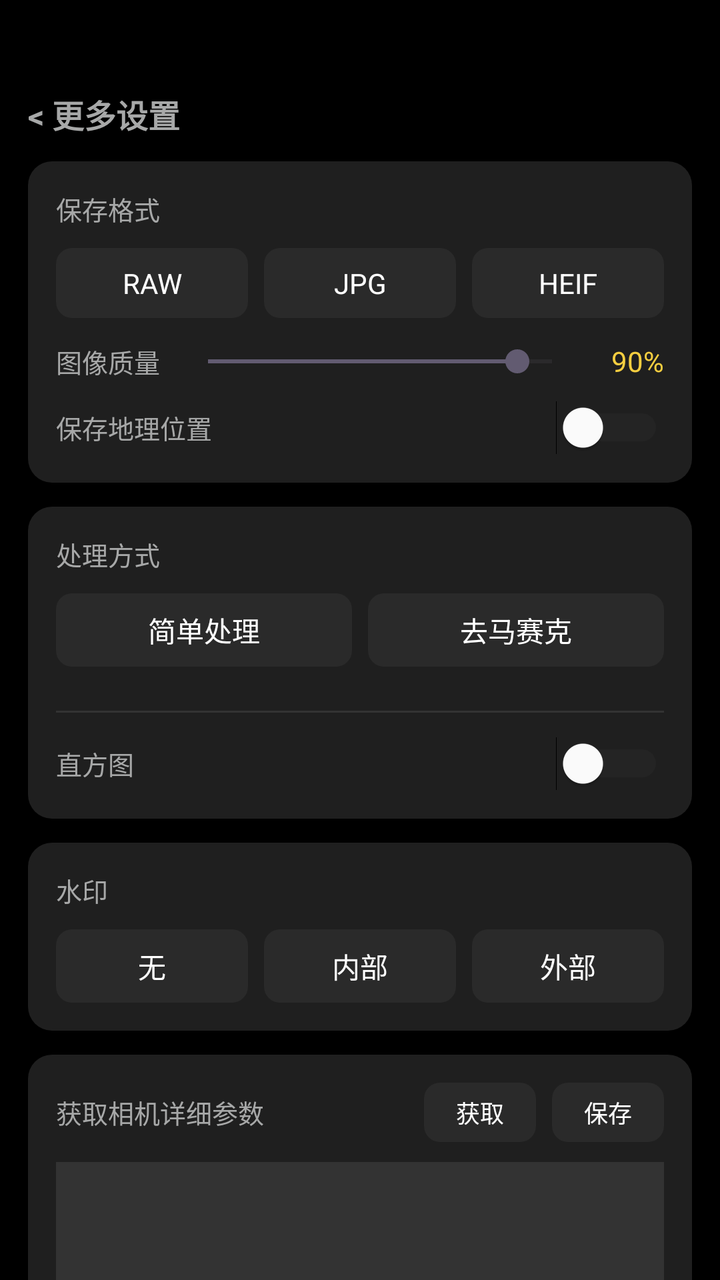
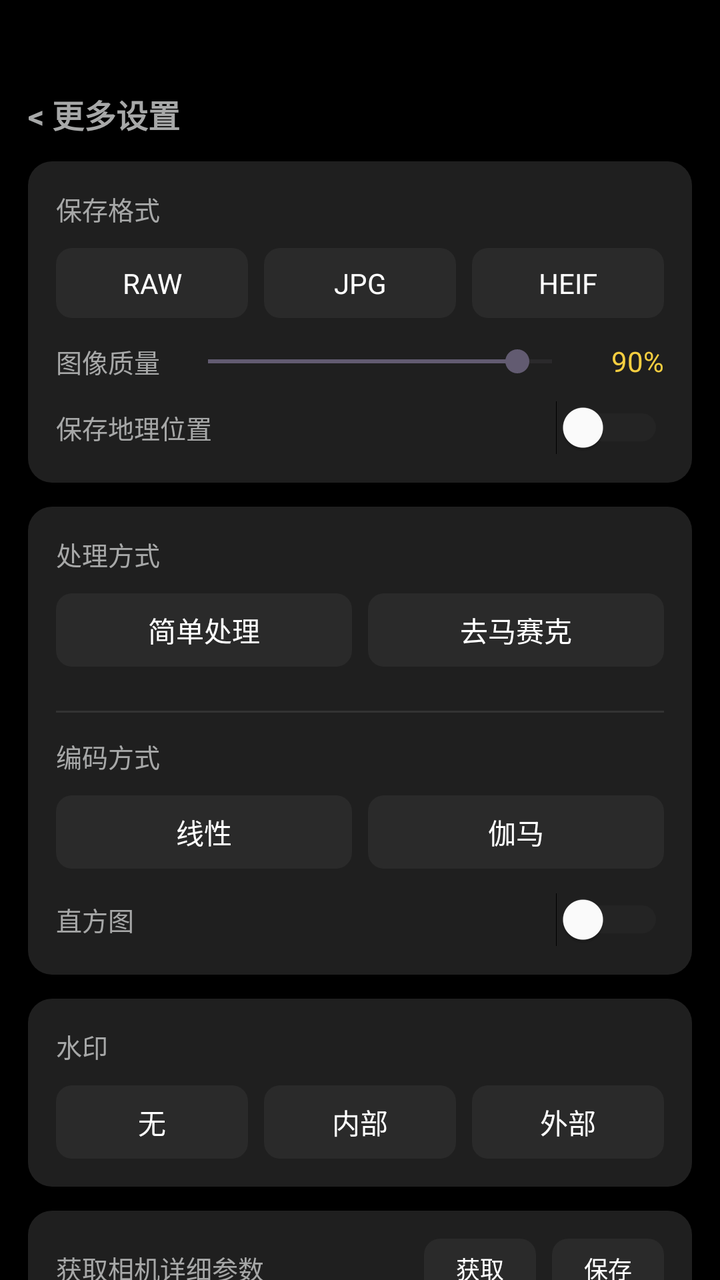

Screens rendered from an Android XML layout before and after an edit, with the pre-edit source and the edit as a unified diff.
<!-- AndroidManifest.xml: activity theme Theme.WCam -->
<!-- res/layout/activity_settings.xml -->
<?xml version="1.0" encoding="utf-8"?>
<LinearLayout xmlns:android="http://schemas.android.com/apk/res/android"
    xmlns:tools="http://schemas.android.com/tools"
    android:layout_width="match_parent"
    android:layout_height="match_parent"
    android:background="@color/settings_bg"
    android:orientation="vertical"
    android:paddingHorizontal="14dp">

    
    <View
        android:layout_width="match_parent"
        android:layout_height="100px" />

    
    <LinearLayout
        android:id="@+id/btn_back"
        android:layout_width="wrap_content"
        android:layout_height="wrap_content"
        android:orientation="horizontal"
        android:gravity="center_vertical"
        android:paddingVertical="12dp"
        android:clickable="true"
        android:focusable="true">
        <TextView
            android:layout_width="wrap_content"
            android:layout_height="wrap_content"
            android:text="&lt; 更多设置"
            android:textColor="@color/settings_text_main"
            android:textSize="16sp"
            android:textStyle="bold" />
    </LinearLayout>

    <ScrollView
        android:layout_width="match_parent"
        android:layout_height="match_parent"
        android:scrollbars="none">

        <LinearLayout
            android:layout_width="match_parent"
            android:layout_height="wrap_content"
            android:orientation="vertical"
            android:paddingBottom="40dp">

            
            <LinearLayout
                android:layout_width="match_parent"
                android:layout_height="wrap_content"
                android:background="@drawable/bg_settings_card"
                android:orientation="vertical"
                android:padding="14dp"
                android:layout_marginBottom="12dp">

                <TextView
                    android:layout_width="wrap_content"
                    android:layout_height="wrap_content"
                    android:text="保存格式"
                    android:textColor="@color/settings_text_main"
                    android:textSize="13sp"
                    android:layout_marginBottom="10dp" />

                <LinearLayout
                    android:layout_width="match_parent"
                    android:layout_height="wrap_content"
                    android:orientation="horizontal">
                    <TextView
                        android:id="@+id/chip_raw"
                        android:layout_width="0dp"
                        android:layout_height="wrap_content"
                        android:layout_weight="1"
                        android:background="@drawable/sl_settings_chip"
                        android:text="RAW"
                        android:textColor="@color/sl_settings_chip_text"
                        android:gravity="center"
                        android:paddingVertical="8dp"
                        android:layout_marginEnd="4dp"
                        android:clickable="true" />
                    <TextView
                        android:id="@+id/chip_jpg"
                        android:layout_width="0dp"
                        android:layout_height="wrap_content"
                        android:layout_weight="1"
                        android:background="@drawable/sl_settings_chip"
                        android:text="JPG"
                        android:textColor="@color/sl_settings_chip_text"
                        android:gravity="center"
                        android:paddingVertical="8dp"
                        android:layout_marginHorizontal="4dp"
                        android:clickable="true" />
                    <TextView
                        android:id="@+id/chip_heif"
                        android:layout_width="0dp"
                        android:layout_height="wrap_content"
                        android:layout_weight="1"
                        android:background="@drawable/sl_settings_chip"
                        android:text="HEIF"
                        android:textColor="@color/sl_settings_chip_text"
                        android:gravity="center"
                        android:paddingVertical="8dp"
                        android:layout_marginStart="4dp"
                        android:clickable="true" />
                </LinearLayout>

                <LinearLayout
                    android:id="@+id/layout_image_quality"
                    android:layout_width="match_parent"
                    android:layout_height="wrap_content"
                    android:orientation="horizontal"
                    android:gravity="center_vertical"
                    android:layout_marginTop="12dp">
                    <TextView
                        android:layout_width="wrap_content"
                        android:layout_height="wrap_content"
                        android:text="图像质量"
                        android:textColor="@color/settings_text_main"
                        android:textSize="13sp"
                        android:minWidth="60dp" />
                    <SeekBar
                        android:id="@+id/seekbar_quality"
                        android:layout_width="0dp"
                        android:layout_height="wrap_content"
                        android:layout_weight="1"
                        android:max="100"
                        android:progress="90" />
                    <TextView
                        android:id="@+id/tv_quality_val"
                        android:layout_width="wrap_content"
                        android:layout_height="wrap_content"
                        android:text="90%"
                        android:textColor="@color/settings_primary"
                        android:textSize="14sp"
                        android:minWidth="40dp"
                        android:gravity="end" />
                </LinearLayout>

                <LinearLayout
                    android:id="@+id/layout_location"
                    android:layout_width="match_parent"
                    android:layout_height="wrap_content"
                    android:orientation="horizontal"
                    android:gravity="center_vertical"
                    android:layout_marginTop="10dp">
                    <TextView
                        android:layout_width="0dp"
                        android:layout_height="wrap_content"
                        android:layout_weight="1"
                        android:text="保存地理位置"
                        android:textColor="@color/settings_text_main"
                        android:textSize="13sp" />
                    <Switch
                        android:id="@+id/switch_location"
                        android:layout_width="wrap_content"
                        android:layout_height="wrap_content"
                        android:thumbTint="@color/white"
                        android:trackTint="@drawable/sl_switch_track" />
                </LinearLayout>
            </LinearLayout>

            
            <LinearLayout
                android:id="@+id/card_algo"
                android:layout_width="match_parent"
                android:layout_height="wrap_content"
                android:background="@drawable/bg_settings_card"
                android:orientation="vertical"
                android:padding="14dp"
                android:layout_marginBottom="12dp">

                <TextView
                    android:layout_width="wrap_content"
                    android:layout_height="wrap_content"
                    android:text="处理方式"
                    android:textColor="@color/settings_text_main"
                    android:textSize="13sp"
                    android:layout_marginBottom="10dp" />

                <LinearLayout
                    android:layout_width="match_parent"
                    android:layout_height="wrap_content"
                    android:orientation="horizontal"
                    android:layout_marginBottom="10dp">
                    <TextView
                        android:id="@+id/seg_simple"
                        android:layout_width="0dp"
                        android:layout_height="wrap_content"
                        android:layout_weight="1"
                        android:background="@drawable/sl_settings_chip"
                        android:text="简单处理"
                        android:textColor="@color/sl_settings_chip_text"
                        android:gravity="center"
                        android:paddingVertical="8dp"
                        android:layout_marginEnd="4dp"
                        android:clickable="true" />
                    <TextView
                        android:id="@+id/seg_demosaic"
                        android:layout_width="0dp"
                        android:layout_height="wrap_content"
                        android:layout_weight="1"
                        android:background="@drawable/sl_settings_chip"
                        android:text="去马赛克"
                        android:textColor="@color/sl_settings_chip_text"
                        android:gravity="center"
                        android:paddingVertical="8dp"
                        android:layout_marginStart="4dp"
                        android:clickable="true" />
                </LinearLayout>

                <GridLayout
                    android:id="@+id/grid_algo_none"
                    android:layout_width="match_parent"
                    android:layout_height="wrap_content"
                    android:columnCount="4"
                    android:rowCount="1"
                    android:alignmentMode="alignBounds"
                    android:columnOrderPreserved="false">
                </GridLayout>

                <GridLayout
                    android:id="@+id/grid_algo_demosaic"
                    android:layout_width="match_parent"
                    android:layout_height="wrap_content"
                    android:columnCount="5"
                    android:rowCount="2"
                    android:alignmentMode="alignBounds"
                    android:columnOrderPreserved="false"
                    android:visibility="gone">
                </GridLayout>

                <View
                    android:layout_width="match_parent"
                    android:layout_height="1dp"
                    android:background="@color/settings_unselected_bg"
                    android:layout_marginTop="12dp" />

                <LinearLayout
                    android:layout_width="match_parent"
                    android:layout_height="wrap_content"
                    android:orientation="horizontal"
                    android:gravity="center_vertical"
                    android:layout_marginTop="12dp">
                    <TextView
                        android:layout_width="0dp"
                        android:layout_height="wrap_content"
                        android:layout_weight="1"
                        android:text="直方图"
                        android:textColor="@color/settings_text_main"
                        android:textSize="13sp" />
                    <Switch
                        android:id="@+id/switch_histogram"
                        android:layout_width="wrap_content"
                        android:layout_height="wrap_content"
                        android:thumbTint="@color/white"
                        android:trackTint="@drawable/sl_switch_track" />
                </LinearLayout>
            </LinearLayout>

            
            <LinearLayout
                android:id="@+id/card_watermark"
                android:layout_width="match_parent"
                android:layout_height="wrap_content"
                android:background="@drawable/bg_settings_card"
                android:orientation="vertical"
                android:padding="14dp"
                android:layout_marginBottom="12dp">
                <TextView
                    android:layout_width="wrap_content"
                    android:layout_height="wrap_content"
                    android:text="水印"
                    android:textColor="@color/settings_text_main"
                    android:textSize="13sp"
                    android:layout_marginBottom="10dp" />
                <LinearLayout
                    android:layout_width="match_parent"
                    android:layout_height="wrap_content"
                    android:orientation="horizontal">
                    <TextView
                        android:id="@+id/seg_wm_none"
                        android:layout_width="0dp"
                        android:layout_height="wrap_content"
                        android:layout_weight="1"
                        android:background="@drawable/sl_settings_chip"
                        android:text="无"
                        android:textColor="@color/sl_settings_chip_text"
                        android:gravity="center"
                        android:paddingVertical="8dp"
                        android:layout_marginEnd="4dp" />
                    <TextView
                        android:id="@+id/seg_wm_internal"
                        android:layout_width="0dp"
                        android:layout_height="wrap_content"
                        android:layout_weight="1"
                        android:background="@drawable/sl_settings_chip"
                        android:text="内部"
                        android:textColor="@color/sl_settings_chip_text"
                        android:gravity="center"
                        android:paddingVertical="8dp"
                        android:layout_marginHorizontal="4dp" />
                    <TextView
                        android:id="@+id/seg_wm_external"
                        android:layout_width="0dp"
                        android:layout_height="wrap_content"
                        android:layout_weight="1"
                        android:background="@drawable/sl_settings_chip"
                        android:text="外部"
                        android:textColor="@color/sl_settings_chip_text"
                        android:gravity="center"
                        android:paddingVertical="8dp"
                        android:layout_marginStart="4dp" />
                </LinearLayout>

                <LinearLayout
                    android:id="@+id/panel_wm_options"
                    android:layout_width="match_parent"
                    android:layout_height="wrap_content"
                    android:orientation="vertical"
                    android:visibility="gone">
                    
                    <LinearLayout
                        android:layout_width="match_parent"
                        android:layout_height="wrap_content"
                        android:orientation="horizontal"
                        android:layout_marginTop="12dp">
                        <TextView
                            android:id="@+id/chip_wm_time"
                            android:layout_width="0dp"
                            android:layout_height="wrap_content"
                            android:layout_weight="1"
                            android:background="@drawable/sl_settings_chip"
                            android:text="拍摄时间"
                            android:textColor="@color/sl_settings_chip_text"
                            android:gravity="center"
                            android:paddingVertical="8dp"
                            android:layout_marginEnd="4dp" />
                        <TextView
                            android:id="@+id/chip_wm_params"
                            android:layout_width="0dp"
                            android:layout_height="wrap_content"
                            android:layout_weight="1"
                            android:background="@drawable/sl_settings_chip"
                            android:text="拍摄参数"
                            android:textColor="@color/sl_settings_chip_text"
                            android:gravity="center"
                            android:paddingVertical="8dp"
                            android:layout_marginHorizontal="4dp" />
                        <TextView
                            android:id="@+id/chip_wm_algo"
                            android:layout_width="0dp"
                            android:layout_height="wrap_content"
                            android:layout_weight="1"
                            android:background="@drawable/sl_settings_chip"
                            android:text="处理方式"
                            android:textColor="@color/sl_settings_chip_text"
                            android:gravity="center"
                            android:paddingVertical="8dp"
                            android:layout_marginStart="4dp" />
                    </LinearLayout>
                    
                    <LinearLayout
                        android:layout_width="match_parent"
                        android:layout_height="wrap_content"
                        android:orientation="horizontal"
                        android:gravity="center_vertical"
                        android:layout_marginTop="12dp">
                        <TextView
                            android:id="@+id/chip_wm_text"
                            android:layout_width="wrap_content"
                            android:layout_height="wrap_content"
                            android:background="@drawable/sl_settings_chip"
                            android:text="固定文本"
                            android:textColor="@color/sl_settings_chip_text"
                            android:gravity="center"
                            android:paddingVertical="8dp"
                            android:paddingHorizontal="16dp"
                            android:layout_marginEnd="8dp" />
                        <EditText
                            android:id="@+id/et_wm_custom"
                            android:layout_width="0dp"
                            android:layout_height="wrap_content"
                            android:layout_weight="1"
                            android:background="@color/settings_unselected_bg"
                            android:hint="输入水印文本..."
                            android:padding="10dp"
                            android:textColor="@color/white"
                            android:textColorHint="@color/settings_text_main"
                            android:textSize="14sp"
                            android:importantForAutofill="no"
                            android:inputType="text" />
                    </LinearLayout>
                </LinearLayout>
            </LinearLayout>

            
            <LinearLayout
                android:layout_width="match_parent"
                android:layout_height="wrap_content"
                android:background="@drawable/bg_settings_card"
                android:orientation="vertical"
                android:padding="14dp"
                android:layout_marginBottom="12dp">

                <LinearLayout
                    android:layout_width="match_parent"
                    android:layout_height="wrap_content"
                    android:orientation="horizontal"
                    android:gravity="center_vertical"
                    android:layout_marginBottom="10dp">
                    <TextView
                        android:layout_width="0dp"
                        android:layout_height="wrap_content"
                        android:layout_weight="1"
                        android:text="获取相机详细参数"
                        android:textColor="@color/settings_text_main"
                        android:textSize="13sp" />
                    <TextView
                        android:id="@+id/btn_get_camera_info"
                        android:layout_width="wrap_content"
                        android:layout_height="wrap_content"
                        android:background="@drawable/sl_settings_chip"
                        android:text="获取"
                        android:textColor="@color/sl_settings_chip_text"
                        android:paddingHorizontal="16dp"
                        android:paddingVertical="6dp"
                        android:textSize="12sp"
                        android:layout_marginEnd="8dp"
                        android:clickable="true" />
                    <TextView
                        android:id="@+id/btn_copy_camera_info"
                        android:layout_width="wrap_content"
                        android:layout_height="wrap_content"
                        android:background="@drawable/sl_settings_chip"
                        android:text="保存"
                        android:textColor="@color/sl_settings_chip_text"
                        android:paddingHorizontal="16dp"
                        android:paddingVertical="6dp"
                        android:textSize="12sp"
                        android:clickable="true" />
                </LinearLayout>

                <androidx.core.widget.NestedScrollView
                    android:layout_width="match_parent"
                    android:layout_height="260dp"
                    android:background="@color/settings_unselected_bg"
                    android:scrollbars="vertical"
                    android:overScrollMode="always">

                    <HorizontalScrollView
                        android:layout_width="match_parent"
                        android:layout_height="wrap_content"
                        android:scrollbars="horizontal"
                        android:overScrollMode="always">

                        <TextView
                            android:id="@+id/et_camera_info"
                            android:layout_width="wrap_content"
                            android:layout_height="wrap_content"
                            android:padding="10dp"
                            android:textColor="@color/white"
                            android:textSize="11sp"
                            android:fontFamily="monospace"
                            android:gravity="top|start"
                            android:textIsSelectable="true"
                            android:scrollHorizontally="true"
                            android:inputType="none" />
                    </HorizontalScrollView>
                </androidx.core.widget.NestedScrollView>
            </LinearLayout>

        </LinearLayout>
    </ScrollView>

</LinearLayout>
<!-- resources referenced by this layout -->
<resources>
  <color name="settings_bg">#000000</color>
  <color name="settings_primary">#F5CE40</color>
  <color name="settings_text_main">#A7A8A8</color>
  <color name="settings_unselected_bg">#333333</color>
  <color name="white">#FFFFFFFF</color>
  <!-- drawable bg_settings_card (drawable) -->
  <?xml version="1.0" encoding="utf-8"?>
  <shape xmlns:android="http://schemas.android.com/apk/res/android">
      <solid android:color="@color/settings_surface" />
      <corners android:radius="12dp" />
  </shape>
  <!-- drawable sl_settings_chip (drawable) -->
  <?xml version="1.0" encoding="utf-8"?>
  <selector xmlns:android="http://schemas.android.com/apk/res/android">
      <item android:drawable="@drawable/bg_settings_chip_selected" android:state_selected="true" />
      <item android:drawable="@drawable/bg_timer_panel_item" />
  </selector>
  <!-- drawable sl_switch_track (drawable) -->
  <?xml version="1.0" encoding="utf-8"?>
  <selector xmlns:android="http://schemas.android.com/apk/res/android">
      <item android:color="#F5CE40" android:state_checked="true" />
      <item android:color="@color/settings_unselected_bg" />
  </selector>
  <style name="Theme.WCam" parent="Base.Theme.WCam" />
  <color name="settings_surface">#1F1F1F</color>
  <!-- drawable bg_settings_chip_selected (drawable) -->
  <?xml version="1.0" encoding="utf-8"?>
  <shape xmlns:android="http://schemas.android.com/apk/res/android">
      <solid android:color="@color/settings_primary" />
      <corners android:radius="8dp" />
  </shape>
  <!-- drawable bg_timer_panel_item (drawable) -->
  <?xml version="1.0" encoding="utf-8"?>
  <shape xmlns:android="http://schemas.android.com/apk/res/android">
      <solid android:color="#2A2A2A" />
      <corners android:radius="8dp" />
  </shape>
  <style name="Base.Theme.WCam" parent="Theme.Material3.DayNight.NoActionBar">
          
          
      </style>
</resources>

<!-- the commit's change to res/layout/activity_settings.xml (unified diff, before → after) -->
@@ -235,6 +235,49 @@
                 <LinearLayout
                     android:layout_width="match_parent"
                     android:layout_height="wrap_content"
+                    android:orientation="vertical"
+                    android:layout_marginTop="12dp">
+                    <TextView
+                        android:layout_width="wrap_content"
+                        android:layout_height="wrap_content"
+                        android:text="编码方式"
+                        android:textColor="@color/settings_text_main"
+                        android:textSize="13sp"
+                        android:layout_marginBottom="10dp" />
+                    <LinearLayout
+                        android:layout_width="match_parent"
+                        android:layout_height="wrap_content"
+                        android:orientation="horizontal">
+                        <TextView
+                            android:id="@+id/seg_encoding_linear"
+                            android:layout_width="0dp"
+                            android:layout_height="wrap_content"
+                            android:layout_weight="1"
+                            android:background="@drawable/sl_settings_chip"
+                            android:text="线性"
+                            android:textColor="@color/sl_settings_chip_text"
+                            android:gravity="center"
+                            android:paddingVertical="8dp"
+                            android:layout_marginEnd="4dp"
+                            android:clickable="true" />
+                        <TextView
+                            android:id="@+id/seg_encoding_gamma"
+                            android:layout_width="0dp"
+                            android:layout_height="wrap_content"
+                            android:layout_weight="1"
+                            android:background="@drawable/sl_settings_chip"
+                            android:text="伽马"
+                            android:textColor="@color/sl_settings_chip_text"
+                            android:gravity="center"
+                            android:paddingVertical="8dp"
+                            android:layout_marginStart="4dp"
+                            android:clickable="true" />
+                    </LinearLayout>
+                </LinearLayout>
+
+                <LinearLayout
+                    android:layout_width="match_parent"
+                    android:layout_height="wrap_content"
                     android:orientation="horizontal"
                     android:gravity="center_vertical"
                     android:layout_marginTop="12dp">
